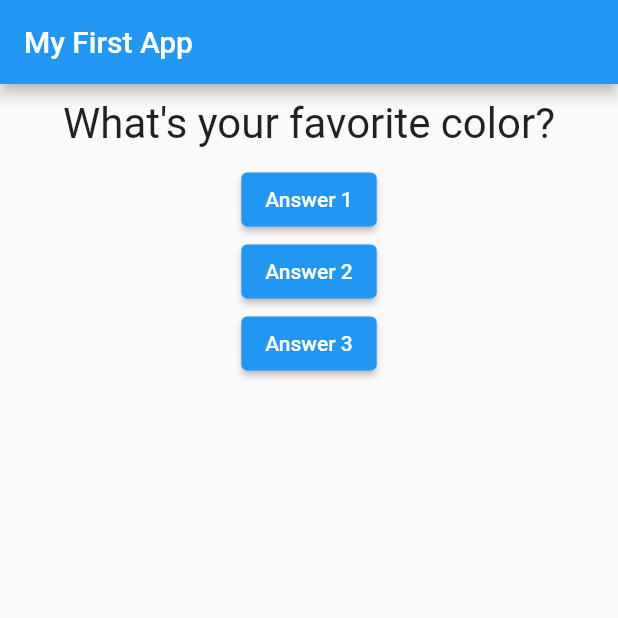
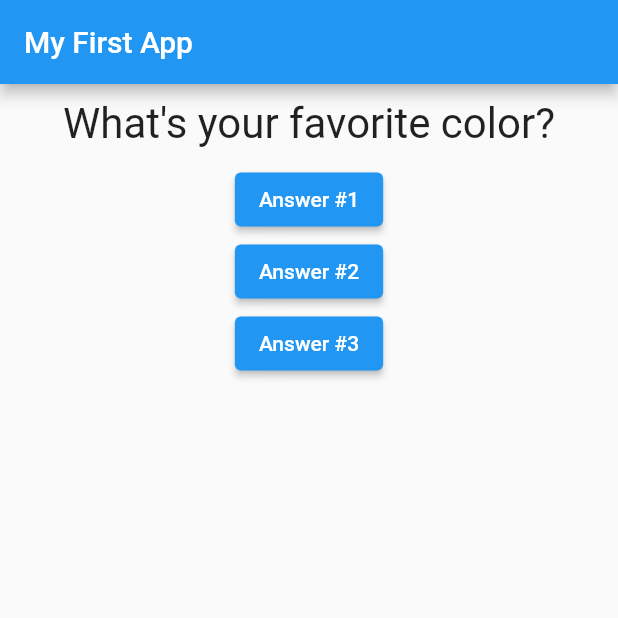
Before and after one commit to clshu/flutter_complete_guide, a Flutter app: the screen it shows after launch, on a phone screen of 412 x 824 dp, the top half of it. Run offline on Flutter 3.47's test engine with Material 2 defaults, Android fonts, the phone set to English and light mode, and no system bars.

Commit message:
Refactor Answer
1. Create Answer class.
2. Extract ElevatedButtons from main.dart and put them in Answer class.
3. Use ButtonStyle to set foreground and background color of the
buttons.
4. Disable onPressed for now.

```diff
--- /dev/null
+++ b/lib/answer.dart
@@ -0,0 +1,29 @@
+import 'package:flutter/material.dart';
+
+class Answer extends StatelessWidget {
+  // const Answer({ Key? key }) : super(key: key);
+  final String title;
+  final Function clickHandler;
+
+  Answer({this.title, this.clickHandler});
+
+  @override
+  Widget build(BuildContext context) {
+    // final ButtonStyle style =
+    // ElevatedButton.styleFrom(textStyle: const TextStyle(fontSize: 20));
+    var _style = ButtonStyle(
+      foregroundColor: MaterialStateProperty.all<Color>(Colors.white),
+      backgroundColor: MaterialStateProperty.all<Color>(Colors.blue),
+    );
+
+    return Container(
+      // width: double.infinity,
+
+      child: ElevatedButton(
+        style: _style,
+        child: Text(title),
+        onPressed: clickHandler,
+      ),
+    );
+  }
+}
--- a/lib/main.dart
+++ b/lib/main.dart
@@ -1,5 +1,6 @@
 import 'package:flutter/material.dart';
 import './question.dart';
+import './answer.dart';
 
 // void main() {
 //   runApp(MyApp());
@@ -45,20 +46,17 @@ class _MyAppState extends State<MyApp> {
             Question(
               _questions[_questionIndex],
             ),
-            ElevatedButton(
-              child: Text('Answer 1'),
-              onPressed: _answerQuestion,
+            Answer(
+              title: 'Answer #1',
+              clickHandler: _answerQuestion,
             ),
-            ElevatedButton(
-              child: Text('Answer 2'),
-              onPressed: () => print('Answer 2 chosen!'),
+            Answer(
+              title: 'Answer #2',
+              clickHandler: _answerQuestion,
             ),
-            ElevatedButton(
-              child: Text('Answer 3'),
-              onPressed: () {
-                // ...
-                print('Answer 3 chosen');
-              },
+            Answer(
+              title: 'Answer #3',
+              clickHandler: _answerQuestion,
             ),
           ],
         ),
```
